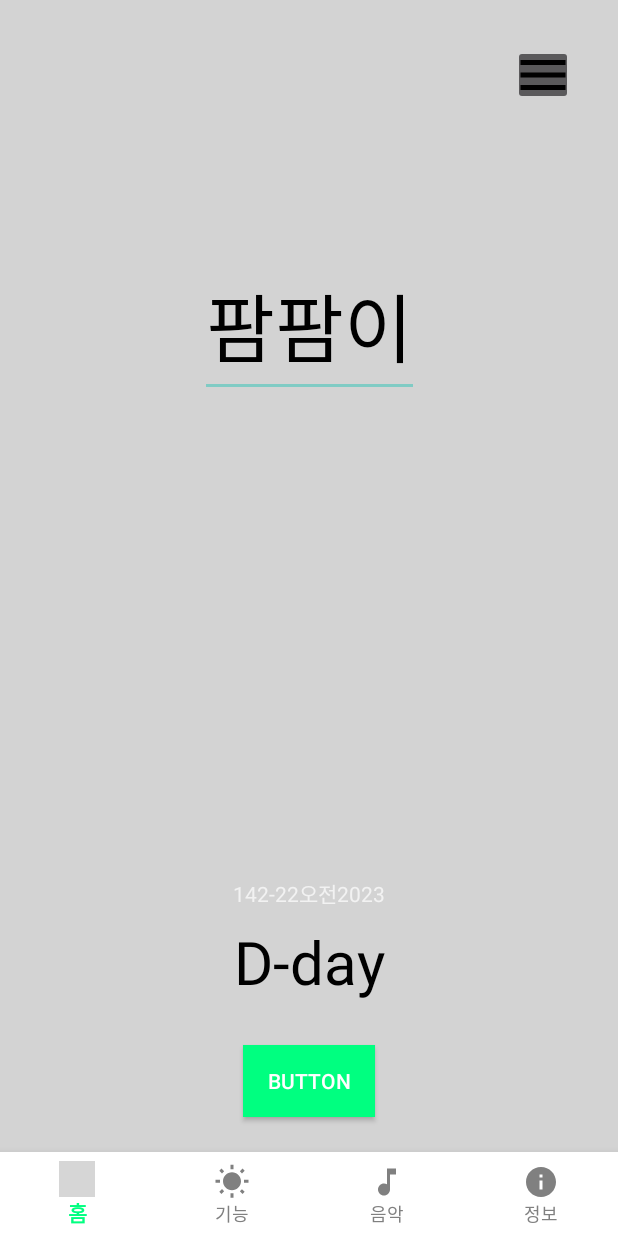
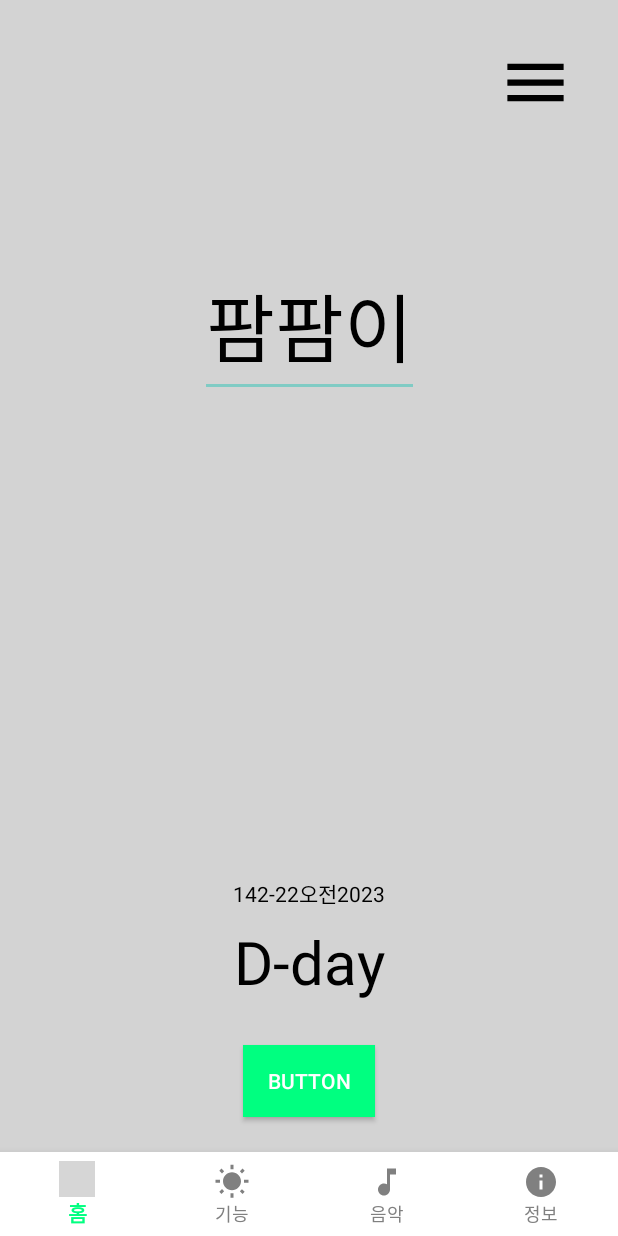
Before and after one commit to Team-amazing/Android-pompom, an Android app: the screen it shows after launch (MainActivity), on a phone screen of 412 x 824 dp. Run offline under Robolectric (Android 15) with nearby library versions, the phone set to English and light mode, and no system bars; grey boxes are pictures that could not be loaded.

Commit message:
perf :: 색 바꾸기

```diff
--- a/outopompomme/app/src/main/res/drawable/menu.xml
+++ b/outopompomme/app/src/main/res/drawable/menu.xml
@@ -3,6 +3,6 @@
 
     <item
         android:drawable="@drawable/baseline_menu_24"
-        android:height="40dp"
-        android:width="40dp" />
+        android:height="50dp"
+        android:width="50dp" />
 </layer-list>
--- a/outopompomme/app/src/main/res/layout/fragment_main_menu_home.xml
+++ b/outopompomme/app/src/main/res/layout/fragment_main_menu_home.xml
@@ -52,6 +52,7 @@
         android:layout_width="wrap_content"
         android:layout_height="wrap_content"
         android:text="2023/05/15"
+        android:textColor="@color/black"
         android:layout_marginBottom="8dp"
         app:layout_constraintBottom_toTopOf="@+id/tv_result"
         app:layout_constraintEnd_toEndOf="parent"
@@ -62,6 +63,7 @@
         android:layout_width="wrap_content"
         android:layout_height="wrap_content"
         android:src="@drawable/menu"
+        android:background="@color/white_gray"
         android:layout_marginTop="30dp"
         android:layout_marginRight="30dp"
         tools:layout_editor_absoluteX="354dp"
```
